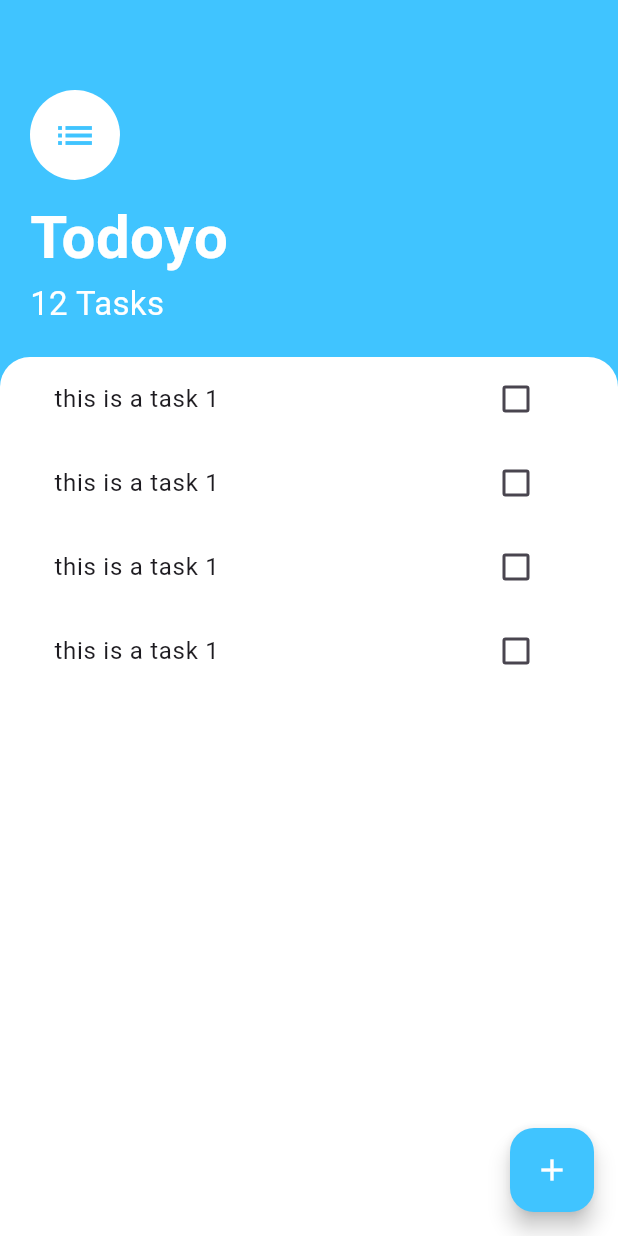
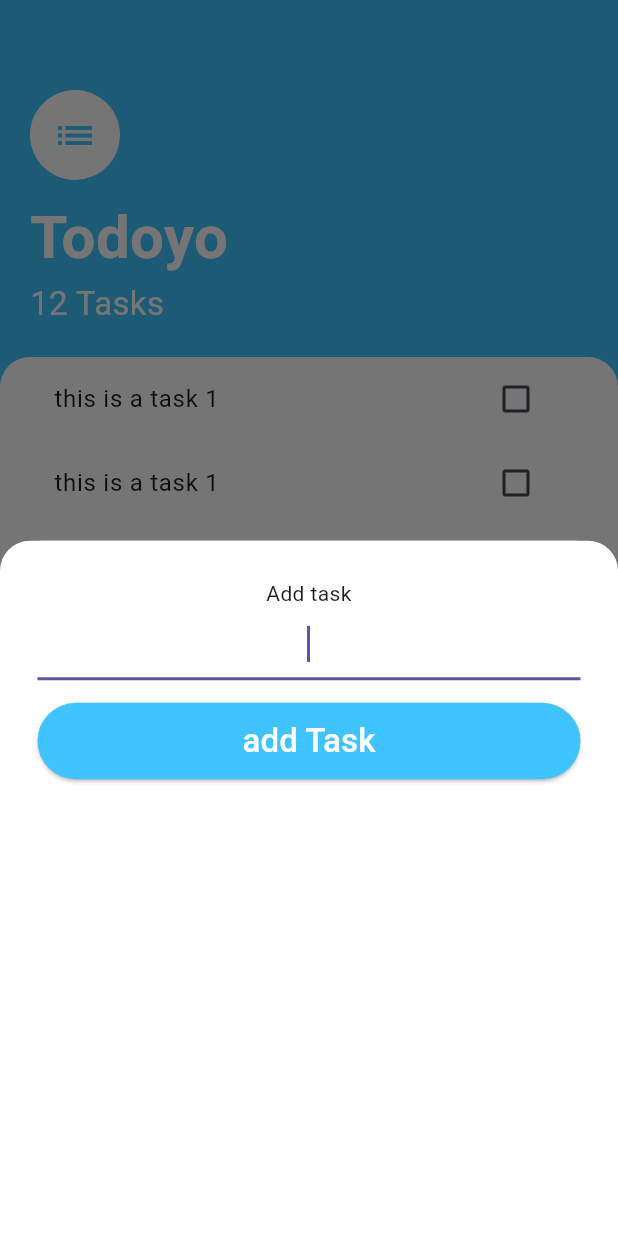
Before and after one commit to hassan-ajdour-99/Todo_flutter_app, a Flutter app: the screen it shows after launch, after a tap on the "add" icon, on a phone screen of 412 x 824 dp. Run offline on Flutter 3.47's test engine with Material 3 defaults, Android fonts, the phone set to English and light mode, and no system bars.

Commit message:
add new changes

```diff
--- /dev/null
+++ b/lib/add_task.dart
@@ -0,0 +1,43 @@
+import 'package:flutter/material.dart';
+
+class AddTask extends StatelessWidget {
+  const AddTask({super.key});
+
+  @override
+  Widget build(BuildContext context) {
+    return Container(
+      color: const Color.fromARGB(0, 146, 120, 120),
+      child: Container(
+        padding: EdgeInsets.all(25),
+        decoration: BoxDecoration(
+          color: Colors.white,
+          borderRadius: BorderRadius.only(
+            topLeft: Radius.circular(20),
+            topRight: Radius.circular(20),
+          ),
+        ),
+        child: Column(
+          crossAxisAlignment: CrossAxisAlignment.stretch,
+          children: [
+            Text("Add task", textAlign: TextAlign.center),
+            TextField(
+              style: TextStyle(backgroundColor: Colors.lightBlueAccent),
+              autofocus: true,
+              textAlign: TextAlign.center,
+            ),
+            SizedBox(height: 15),
+            ElevatedButton(
+              onPressed: () => {},
+              style: ElevatedButton.styleFrom(
+                padding: EdgeInsets.symmetric(horizontal: 30, vertical: 10),
+                foregroundColor: Colors.white,
+                backgroundColor: Colors.lightBlueAccent,
+              ),
+              child: Text("add Task", style: TextStyle(fontSize: 22)),
+            ),
+          ],
+        ),
+      ),
+    );
+  }
+}
--- /dev/null
+++ b/lib/checkbox_state.dart
@@ -0,0 +1,22 @@
+import 'package:flutter/material.dart';
+
+class TaskCheckBox extends StatelessWidget {
+  const TaskCheckBox({
+    required this.isChecked,
+    required this.toggelCheckboxState,
+    super.key,
+  });
+
+  final bool isChecked;
+
+  final void Function(bool?) toggelCheckboxState;
+
+  @override
+  Widget build(BuildContext context) {
+    return Checkbox(
+      activeColor: Colors.lightBlueAccent,
+      value: isChecked,
+      onChanged: toggelCheckboxState,
+    );
+  }
+}
--- a/lib/task_screen.dart
+++ b/lib/task_screen.dart
@@ -1,5 +1,6 @@
 import 'package:flutter/material.dart';
 import 'package:todo_task_flutter_app/task_lists.dart';
+import 'package:todo_task_flutter_app/add_task.dart';
 
 class TaskScreen extends StatelessWidget {
   const TaskScreen({super.key});
@@ -11,7 +12,12 @@ class TaskScreen extends StatelessWidget {
       floatingActionButton: FloatingActionButton(
         backgroundColor: Colors.lightBlueAccent,
         child: const Icon(Icons.add, color: Colors.white),
-        onPressed: () => {},
+        onPressed: () {
+          showModalBottomSheet(
+            context: context,
+            builder: (context) => AddTask(),
+          );
+        },
       ),
       body: Column(
         crossAxisAlignment: CrossAxisAlignment.start,
--- a/lib/task_tail.dart
+++ b/lib/task_tail.dart
@@ -1,17 +1,35 @@
 import 'package:flutter/material.dart';
+import 'package:todo_task_flutter_app/checkbox_state.dart';
 
-class TaskTile extends StatelessWidget {
+class TaskTile extends StatefulWidget {
   const TaskTile({super.key});
+
+  @override
+  State<TaskTile> createState() => _TaskTailState();
+}
+
+// taskTailState
+class _TaskTailState extends State<TaskTile> {
+  bool isCheckedBox = false;
+
+  void checkBoxCallBack(bool? currentCheckBoxState) {
+    setState(() {
+      isCheckedBox = currentCheckBoxState!;
+    });
+  }
 
   @override
   Widget build(BuildContext context) {
     return ListTile(
-      title: Text("this is a task 1"),
-      trailing: Checkbox(
-        value: false,
-        onChanged: (bool? newValue) {
-          // Handle checkbox state change here
-        },
+      title: Text(
+        "this is a task 1",
+        style: TextStyle(
+          decoration: isCheckedBox ? TextDecoration.lineThrough : null,
+        ),
+      ),
+      trailing: TaskCheckBox(
+        isChecked: isCheckedBox,
+        toggelCheckboxState: checkBoxCallBack,
       ),
     );
   }
```
